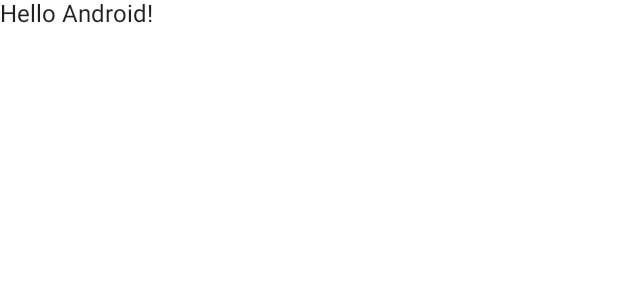
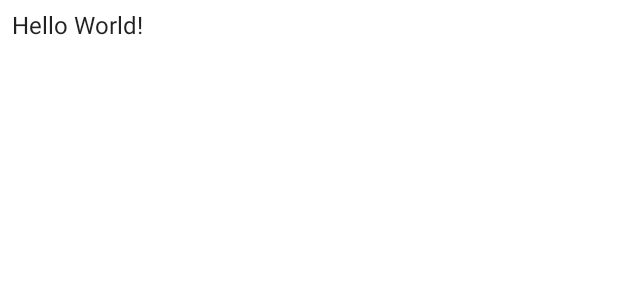
Before and after one commit to MirzaUkas/LearnCompose, an Android app built with Jetpack Compose: the @Preview function DefaultPreview, on a phone screen of 412 x 824 dp. Shown: the top 300 px of the screen. Run offline under Robolectric (Android 15) with nearby library versions, the phone set to English and light mode, and no system bars.

Commit message:
Modifying Composable Using Modifier

```diff
--- a/app/src/main/java/mirz/study/learncompose/MainActivity.kt
+++ b/app/src/main/java/mirz/study/learncompose/MainActivity.kt
@@ -3,13 +3,18 @@ package mirz.study.learncompose
 import android.os.Bundle
 import androidx.activity.ComponentActivity
 import androidx.activity.compose.setContent
+import androidx.compose.foundation.clickable
 import androidx.compose.foundation.layout.fillMaxSize
+import androidx.compose.foundation.layout.height
+import androidx.compose.foundation.layout.padding
+import androidx.compose.foundation.layout.width
 import androidx.compose.material.MaterialTheme
 import androidx.compose.material.Surface
 import androidx.compose.material.Text
 import androidx.compose.runtime.Composable
 import androidx.compose.ui.Modifier
 import androidx.compose.ui.tooling.preview.Preview
+import androidx.compose.ui.unit.dp
 import mirz.study.learncompose.ui.theme.LearnComposeTheme
 
 class MainActivity : ComponentActivity() {
@@ -22,7 +27,7 @@ class MainActivity : ComponentActivity() {
                     modifier = Modifier.fillMaxSize(),
                     color = MaterialTheme.colors.background
                 ) {
-                    Greeting("Android")
+                    GreetingText("World")
                 }
             }
         }
@@ -30,14 +35,20 @@ class MainActivity : ComponentActivity() {
 }
 
 @Composable
-fun Greeting(name: String) {
-    Text(text = "Hello $name!")
+fun GreetingText(name: String) {
+    Text(
+        text = "Hello $name!", modifier = Modifier
+            .height(100.dp)
+            .width(200.dp)
+            .padding(8.dp)
+            .clickable {  }
+    )
 }
 
 @Preview(showBackground = true)
 @Composable
 fun DefaultPreview() {
     LearnComposeTheme {
-        Greeting("Android")
+        GreetingText("World")
     }
 }
```
